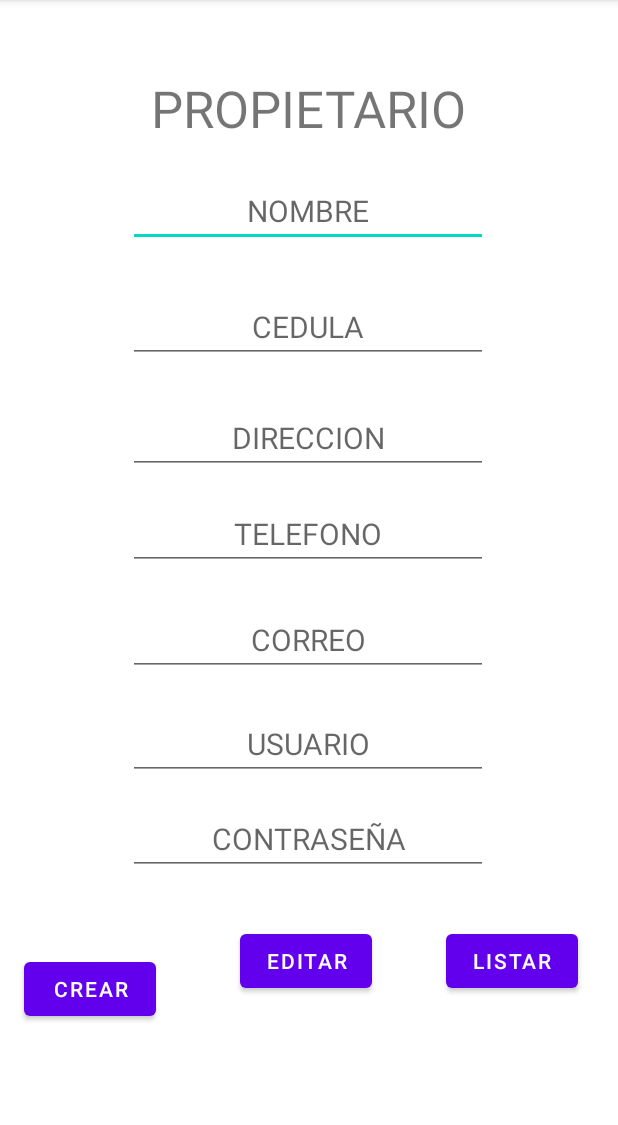
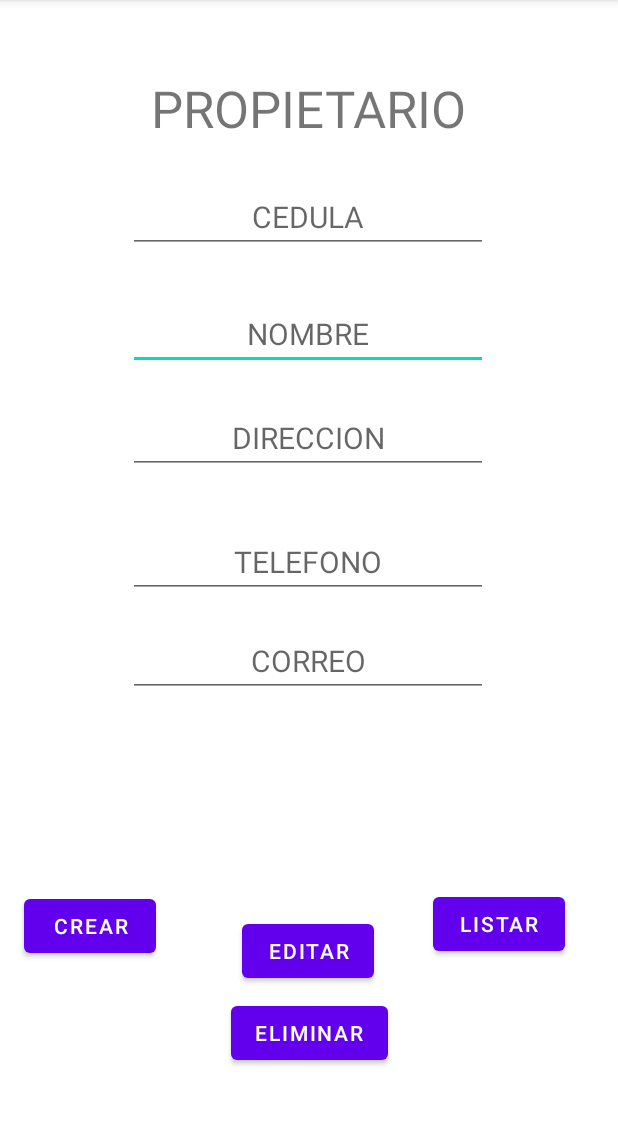
Before and after one commit to edcano99/IngenSoft, an Android app: the Propietario screen opened directly, with no data from a screen before it, on a phone screen of 412 x 824 dp, the part 84-1209 px from its top. Run offline under Robolectric (Android 15) with nearby library versions, the phone set to English and light mode, and no system bars.

Commit message:
Ultima Version CRUD
CRUD Vehiculo y Propietario

```diff
--- a/app/src/main/java/com/ods/autoscolombia/MainActivity.java
+++ b/app/src/main/java/com/ods/autoscolombia/MainActivity.java
@@ -3,6 +3,7 @@ package com.ods.autoscolombia;
 import androidx.appcompat.app.AppCompatActivity;
 
 import android.os.Bundle;
+import android.widget.EditText;
 
 public class MainActivity extends AppCompatActivity {
 
@@ -10,5 +11,9 @@ public class MainActivity extends AppCompatActivity {
     protected void onCreate(Bundle savedInstanceState) {
         super.onCreate(savedInstanceState);
         setContentView(R.layout.activity_main);
+
     }
+
+
+
 }
--- a/app/src/main/res/layout/activity_propietario.xml
+++ b/app/src/main/res/layout/activity_propietario.xml
@@ -12,25 +12,27 @@
         android:layout_height="wrap_content"
         android:layout_marginStart="119dp"
         android:layout_marginTop="81dp"
+        android:onClick="Listar"
         android:text="LISTAR"
         app:layout_constraintBottom_toBottomOf="parent"
         app:layout_constraintEnd_toEndOf="parent"
-        app:layout_constraintHorizontal_bias="0.4"
-        app:layout_constraintStart_toStartOf="@+id/btn_prop_editar"
-        app:layout_constraintTop_toTopOf="@+id/txt_prop_contra"
-        app:layout_constraintVertical_bias="0.0" />
+        app:layout_constraintHorizontal_bias="0.826"
+        app:layout_constraintStart_toStartOf="parent"
+        app:layout_constraintTop_toTopOf="parent"
+        app:layout_constraintVertical_bias="0.8" />
 
     <Button
         android:id="@+id/btn_prop_editar"
         android:layout_width="wrap_content"
         android:layout_height="wrap_content"
-        android:layout_marginStart="144dp"
-        android:layout_marginTop="33dp"
+        android:onClick="Editarpropietario"
         android:text="EDITAR"
         app:layout_constraintBottom_toBottomOf="parent"
-        app:layout_constraintStart_toStartOf="@+id/btn_prop_crear"
-        app:layout_constraintTop_toBottomOf="@+id/txt_prop_contra"
-        app:layout_constraintVertical_bias="0.0" />
+        app:layout_constraintEnd_toEndOf="parent"
+        app:layout_constraintHorizontal_bias="0.498"
+        app:layout_constraintStart_toStartOf="parent"
+        app:layout_constraintTop_toTopOf="parent"
+        app:layout_constraintVertical_bias="0.847" />
 
     <TextView
         android:id="@+id/textView2"
@@ -56,8 +58,8 @@
         app:layout_constraintEnd_toEndOf="parent"
         app:layout_constraintHorizontal_bias="0.497"
         app:layout_constraintStart_toStartOf="parent"
-        app:layout_constraintTop_toBottomOf="@+id/textView2"
-        app:layout_constraintVertical_bias="0.035" />
+        app:layout_constraintTop_toBottomOf="@+id/txt_prop_cedula"
+        app:layout_constraintVertical_bias="0.054" />
 
     <EditText
         android:id="@+id/txt_prop_cedula"
@@ -70,8 +72,8 @@
         app:layout_constraintEnd_toEndOf="parent"
         app:layout_constraintHorizontal_bias="0.497"
         app:layout_constraintStart_toStartOf="parent"
-        app:layout_constraintTop_toBottomOf="@+id/txt_prop_nombre"
-        app:layout_constraintVertical_bias="0.053" />
+        app:layout_constraintTop_toBottomOf="@+id/textView2"
+        app:layout_constraintVertical_bias="0.042" />
 
     <EditText
         android:id="@+id/txt_prop_direccion"
@@ -84,8 +86,8 @@
         app:layout_constraintEnd_toEndOf="parent"
         app:layout_constraintHorizontal_bias="0.497"
         app:layout_constraintStart_toStartOf="parent"
-        app:layout_constraintTop_toBottomOf="@+id/txt_prop_cedula"
-        app:layout_constraintVertical_bias="0.055" />
+        app:layout_constraintTop_toBottomOf="@+id/txt_prop_nombre"
+        app:layout_constraintVertical_bias="0.045" />
 
     <EditText
         android:id="@+id/txt_prop_tel"
@@ -99,7 +101,7 @@
         app:layout_constraintHorizontal_bias="0.497"
         app:layout_constraintStart_toStartOf="parent"
         app:layout_constraintTop_toBottomOf="@+id/txt_prop_direccion"
-        app:layout_constraintVertical_bias="0.04" />
+        app:layout_constraintVertical_bias="0.085" />
 
     <EditText
         android:id="@+id/txt_prop_correo"
@@ -113,47 +115,34 @@
         app:layout_constraintHorizontal_bias="0.497"
         app:layout_constraintStart_toStartOf="parent"
         app:layout_constraintTop_toBottomOf="@+id/txt_prop_tel"
-        app:layout_constraintVertical_bias="0.067" />
+        app:layout_constraintVertical_bias="0.057" />
 
-    <EditText
-        android:id="@+id/txt_prop_usuario"
-        android:layout_width="240sp"
-        android:layout_height="wrap_content"
-        android:hint="USUARIO"
-        android:textAlignment="center"
-        android:textSize="20sp"
-        app:layout_constraintBottom_toBottomOf="parent"
-        app:layout_constraintEnd_toEndOf="parent"
-        app:layout_constraintHorizontal_bias="0.497"
-        app:layout_constraintStart_toStartOf="parent"
-        app:layout_constraintTop_toBottomOf="@+id/txt_prop_correo"
-        app:layout_constraintVertical_bias="0.078" />
-
-    <EditText
-        android:id="@+id/txt_prop_contra"
-        android:layout_width="240sp"
-        android:layout_height="wrap_content"
-        android:hint="CONTRASEÑA"
-        android:textAlignment="center"
-        android:textSize="20sp"
-        app:layout_constraintBottom_toBottomOf="parent"
-        app:layout_constraintEnd_toEndOf="parent"
-        app:layout_constraintHorizontal_bias="0.497"
-        app:layout_constraintStart_toStartOf="parent"
-        app:layout_constraintTop_toBottomOf="@+id/txt_prop_usuario"
-        app:layout_constraintVertical_bias="0.078" />
 
     <Button
         android:id="@+id/btn_prop_crear"
         android:layout_width="wrap_content"
         android:layout_height="wrap_content"
+        android:onClick="Crear"
         android:text="CREAR"
         app:layout_constraintBottom_toBottomOf="parent"
         app:layout_constraintEnd_toEndOf="parent"
         app:layout_constraintHorizontal_bias="0.049"
         app:layout_constraintStart_toStartOf="parent"
         app:layout_constraintTop_toTopOf="parent"
-        app:layout_constraintVertical_bias="0.882" />
+        app:layout_constraintVertical_bias="0.824" />
+
+    <Button
+        android:id="@+id/btn_prp_eliminar"
+        android:layout_width="wrap_content"
+        android:layout_height="wrap_content"
+        android:layout_marginTop="68dp"
+        android:onClick="Eliminarpropietario"
+        android:text="ELIMINAR"
+        app:layout_constraintBottom_toBottomOf="parent"
+        app:layout_constraintEnd_toEndOf="parent"
+        app:layout_constraintStart_toStartOf="parent"
+        app:layout_constraintTop_toTopOf="parent"
+        app:layout_constraintVertical_bias="0.915" />
 
 
 </androidx.constraintlayout.widget.ConstraintLayout>
--- a/gradle.properties
+++ b/gradle.properties
@@ -17,3 +17,4 @@ org.gradle.jvmargs=-Xmx2048m -Dfile.encoding=UTF-8
 android.useAndroidX=true
 # Automatically convert third-party libraries to use AndroidX
 android.enableJetifier=true
+android.overridePathCheck=true
```
Also changed, not shown: app/src/main/AndroidManifest.xml (+13 -7 lines), app/src/main/java/com/ods/autoscolombia/Menu.java (+38 -0 lines), app/src/main/java/com/ods/autoscolombia/Propietario.java (+150 -0 lines), app/src/main/java/com/ods/autoscolombia/Vehiculos.java (+172 -1 lines), app/src/main/java/com/ods/autoscolombia/db/DbVehiculo.java (added, +42 -0 lines), app/src/main/java/com/ods/autoscolombia/entidades/MiVehiculo.java (added, +75 -0 lines), app/src/main/res/layout/activity_contratar_celda.xml (+25 -10 lines), app/src/main/res/layout/activity_menu.xml (+24 -13 lines), app/src/main/res/layout/activity_vehiculos.xml (+41 -9 lines).
